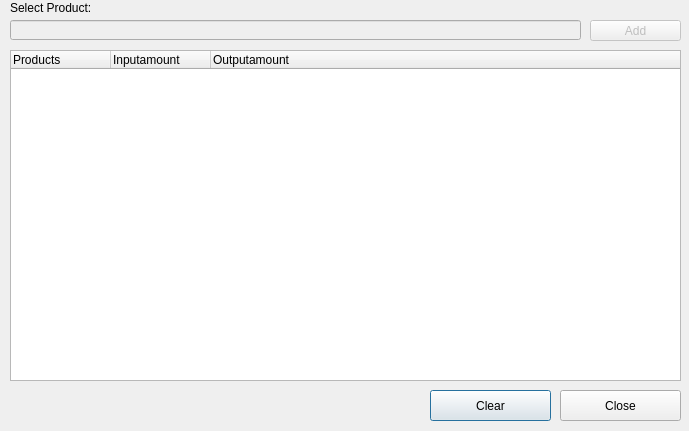
Before: the Qt Designer form EVE-Manufacture-Planner-Server/productionview.ui in RolfHausen/EVE-Manufacture-Planner-Server, drawn with Qt 5.
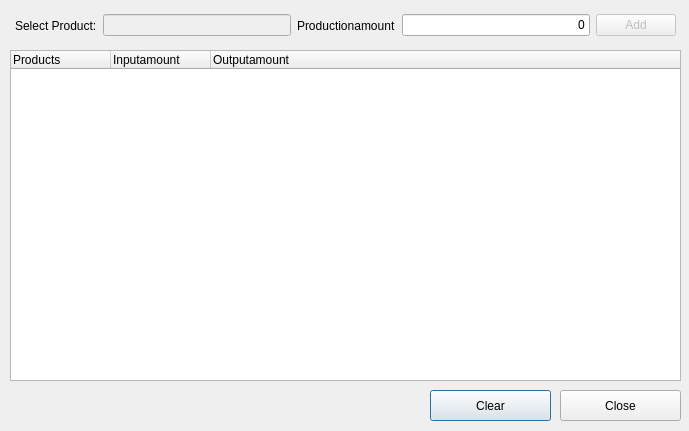
After: the same form once the commit is applied.

What changed in the file:
```diff
--- a/EVE-Manufacture-Planner-Server/productionview.ui
+++ b/EVE-Manufacture-Planner-Server/productionview.ui
@@ -67,47 +67,64 @@
     </property>
    </column>
   </widget>
+  <widget class="QWidget" name="horizontalLayoutWidget">
+   <property name="geometry">
+    <rect>
+     <x>15</x>
+     <y>10</y>
+     <width>661</width>
+     <height>31</height>
+    </rect>
+   </property>
+   <layout class="QHBoxLayout" name="horizontalLayout">
+    <item>
   <widget class="QLabel" name="label">
-   <property name="geometry">
-    <rect>
-     <x>10</x>
-     <y>0</y>
-     <width>231</width>
-     <height>16</height>
-    </rect>
-   </property>
    <property name="text">
     <string>Select Product:</string>
    </property>
   </widget>
+    </item>
+    <item>
   <widget class="QLineEdit" name="ProductSearchLineEdit">
    <property name="enabled">
     <bool>false</bool>
    </property>
-   <property name="geometry">
-    <rect>
-     <x>10</x>
-     <y>20</y>
-     <width>571</width>
-     <height>20</height>
-    </rect>
-   </property>
-  </widget>
+     </widget>
+    </item>
+    <item>
+     <widget class="QLabel" name="label_2">
+      <property name="text">
+       <string>Productionamount</string>
+      </property>
+     </widget>
+    </item>
+    <item>
+     <widget class="QLineEdit" name="ProdAmountLineEdit">
+      <property name="toolTip">
+       <string>&lt;html&gt;&lt;head/&gt;&lt;body&gt;&lt;p&gt;do not enter number of runs! Enter precise amount you want to produce&lt;/p&gt;&lt;/body&gt;&lt;/html&gt;</string>
+      </property>
+      <property name="layoutDirection">
+       <enum>Qt::LeftToRight</enum>
+      </property>
+      <property name="text">
+       <string>0</string>
+      </property>
+      <property name="alignment">
+       <set>Qt::AlignRight|Qt::AlignTrailing|Qt::AlignVCenter</set>
+      </property>
+     </widget>
+    </item>
+    <item>
   <widget class="QPushButton" name="AddpushButton">
    <property name="enabled">
     <bool>false</bool>
    </property>
-   <property name="geometry">
-    <rect>
-     <x>590</x>
-     <y>20</y>
-     <width>91</width>
-     <height>21</height>
-    </rect>
-   </property>
    <property name="text">
     <string>Add</string>
    </property>
+     </widget>
+    </item>
+   </layout>
   </widget>
  </widget>
  <resources/>
```
Left out of the diff: 3 changed lines with no effect on the pictures. Lines whose indentation alone changed are shown as unchanged.
